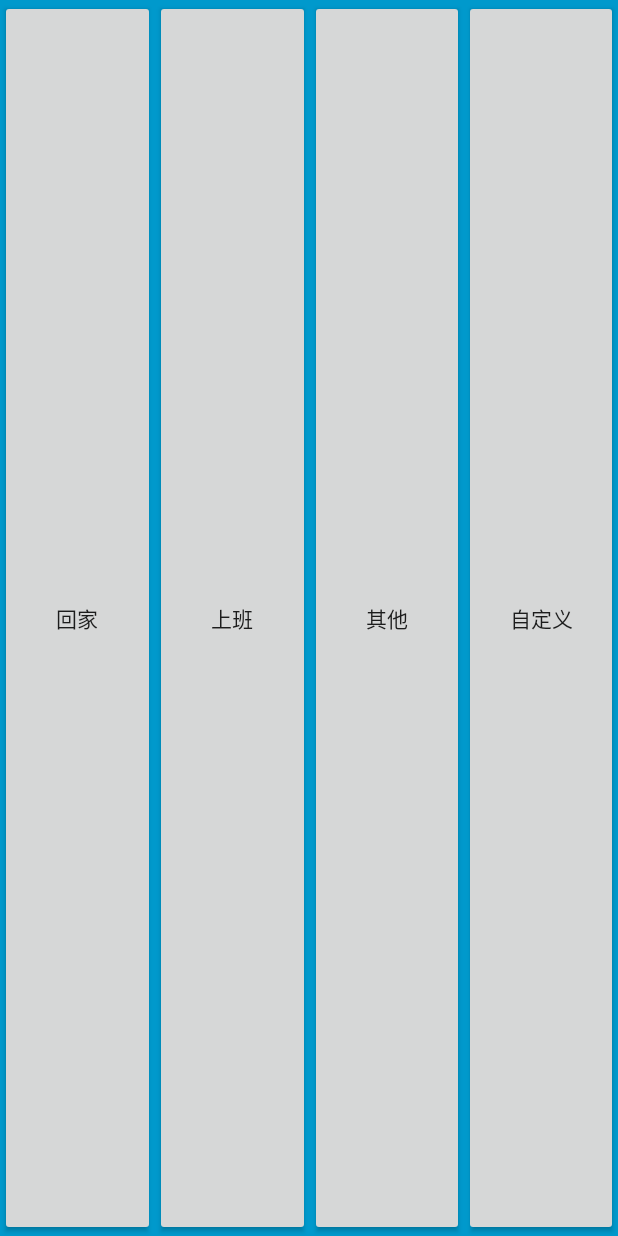
After one commit to Group9-Android/Air-Conditioning-Controller, an Android app: the layout app_widget1.xml on its own in the app's theme, with its tools: preview values and no code run, on a phone screen of 412 x 824 dp. The commit adds this screen. Run offline under Robolectric (Android 15) with nearby library versions, the phone set to English and light mode, and no system bars.

Commit message:
桌面小组件添加（初步）
问题：点击事件未响应

```diff
--- /dev/null
+++ b/app/src/main/res/layout/app_widget1.xml
@@ -0,0 +1,36 @@
+<LinearLayout xmlns:android="http://schemas.android.com/apk/res/android"
+    android:layout_width="match_parent"
+    android:layout_height="match_parent"
+    android:background="#09C"
+    android:orientation="horizontal"
+    android:padding="@dimen/widget_margin">
+
+    <Button
+        android:id="@+id/b1"
+        android:layout_width="fill_parent"
+        android:layout_height="match_parent"
+        android:layout_weight="1"
+        android:text="回家"/>
+
+    <Button
+        android:id="@+id/b2"
+        android:layout_width="fill_parent"
+        android:layout_height="match_parent"
+        android:layout_weight="1"
+        android:text="上班"/>
+
+    <Button
+        android:id="@+id/b3"
+        android:layout_width="fill_parent"
+        android:layout_height="match_parent"
+        android:layout_weight="1"
+        android:text="其他"/>
+
+    <Button
+        android:id="@+id/b4"
+        android:layout_width="fill_parent"
+        android:layout_height="match_parent"
+        android:layout_weight="1"
+        android:text="自定义"/>
+
+</LinearLayout>
--- a/app/src/main/res/values/strings.xml
+++ b/app/src/main/res/values/strings.xml
@@ -4,4 +4,6 @@
     <string name="情景模式">情景模式</string>
     <string name="设备添加">设备添加</string>
     <string name="操作记录">操作记录</string>
+    <string name="appwidget_text">EXAMPLE</string>
+    <string name="add_widget">Add widget</string>
 </resources>
```
Also changed, not shown: app/src/main/AndroidManifest.xml (+24 -14 lines), app/src/main/java/com/example/smallkun/aswitch/AppWidget1.java (added, +83 -0 lines), app/src/main/res/values-v14/dimens.xml (added, +10 -0 lines), app/src/main/res/values/dimens.xml (added, +10 -0 lines), app/src/main/res/xml/app_widget1_info.xml (added, +10 -0 lines), app/src/main/res/drawable-nodpi/example_appwidget_preview.png (added).
